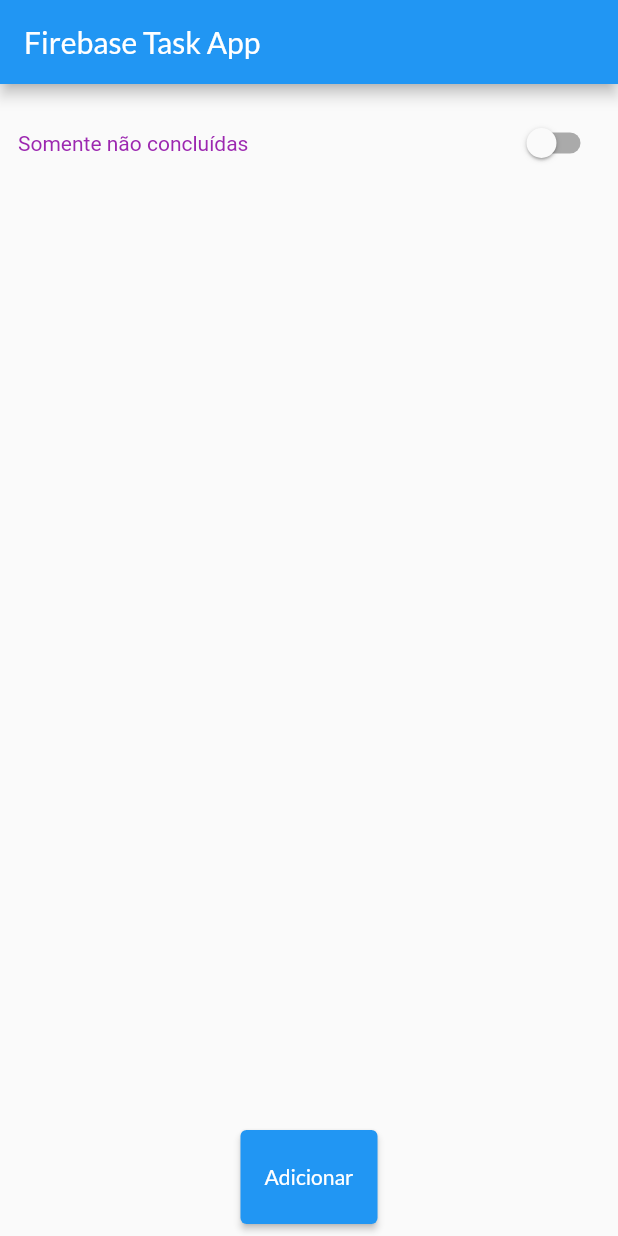
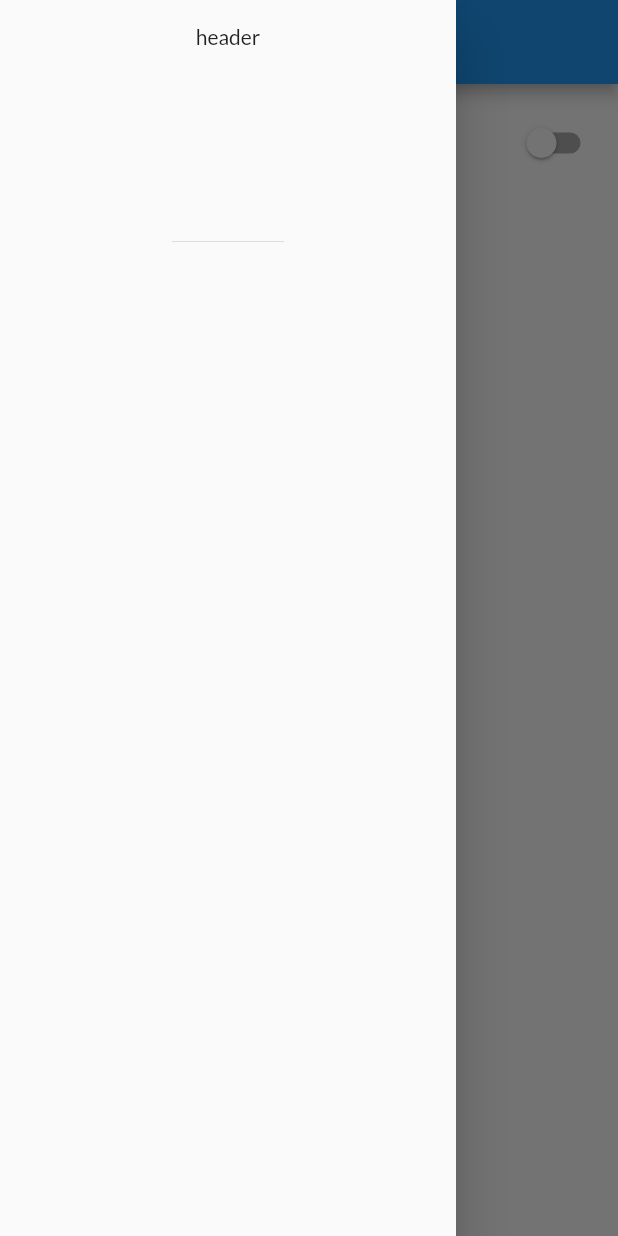
Before and after one commit to romildojpaiter/flutter-dio-challenge, a Flutter app: the screen it shows after launch, with the side drawer open (before the commit the screen has no drawer), on a phone screen of 412 x 824 dp. Run offline on Flutter 3.47's test engine with Material 2 defaults, Android fonts, the phone set to English and light mode, and no system bars; our stand-ins replace animated_text_kit, battery_plus, brasil_fields, cloud_firestore, connectivity_plus, convert and 21 more; missing offline and left inert: qr_code_scanner; accounts and stored records are empty; generated files the repository leaves out were written again.

Commit message:
Incluindo Drawer na Applicação

```diff
--- /dev/null
+++ b/modulo08/firebaseapp/lib/components/drawer_component.dart
@@ -0,0 +1,18 @@
+import 'package:flutter/material.dart';
+
+class DrawerComponent extends StatelessWidget {
+  const DrawerComponent({super.key});
+
+  @override
+  Widget build(BuildContext context) {
+    return const Drawer(
+      child: Column(
+        children: [
+          DrawerHeader(
+            child: Text("header"),
+          )
+        ],
+      ),
+    );
+  }
+}
--- a/modulo08/firebaseapp/lib/page/home_page.dart
+++ b/modulo08/firebaseapp/lib/page/home_page.dart
@@ -1,4 +1,5 @@
 import 'package:cloud_firestore/cloud_firestore.dart';
+import 'package:firebaseapp/components/drawer_component.dart';
 import 'package:firebaseapp/models/tarefa_model.dart';
 import 'package:firebaseapp/services/tarefa_controller.dart';
 import 'package:flutter/material.dart';
@@ -137,6 +138,7 @@ class HomePage extends StatelessWidget {
   Widget build(BuildContext context) {
     return SafeArea(
       child: Scaffold(
+        drawer: const DrawerComponent(),
         appBar: AppBar(
           title: const Text("Firebase Task App"),
         ),
```
